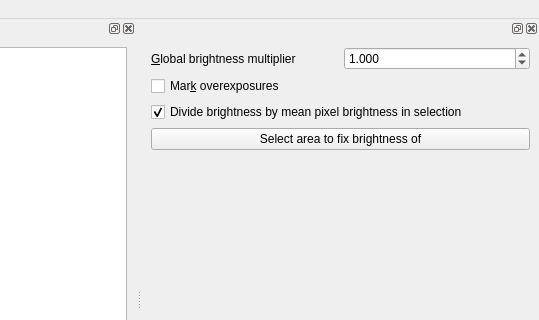
10110111/raw-utils, file combine-exposures/MainWindow.ui: the form before one commit; both pictures show x 261 to 800 and y 0 to 320 of the 800 by 600 pixel window.
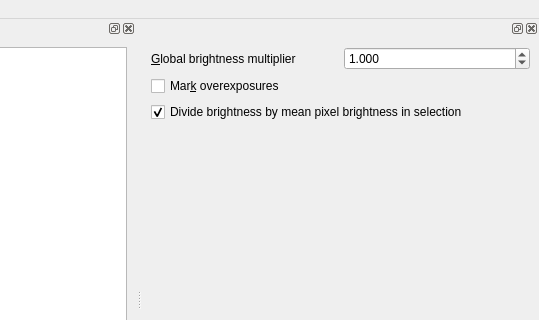
The form after the commit.

Commit message: Remove unused button

Patch:
```diff
--- a/combine-exposures/MainWindow.ui
+++ b/combine-exposures/MainWindow.ui
@@ -79,14 +79,7 @@
        </property>
       </widget>
      </item>
-     <item row="3" column="0" colspan="2">
-      <widget class="QPushButton" name="pushButton">
-       <property name="text">
-        <string>Select area to fix brightness of</string>
-       </property>
-      </widget>
-     </item>
-     <item row="5" column="0">
+     <item row="4" column="0">
       <spacer name="verticalSpacer">
        <property name="orientation">
         <enum>Qt::Vertical</enum>
```
